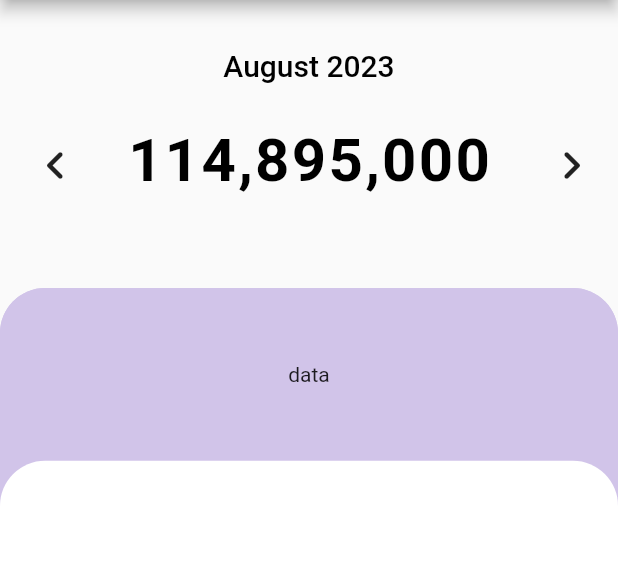
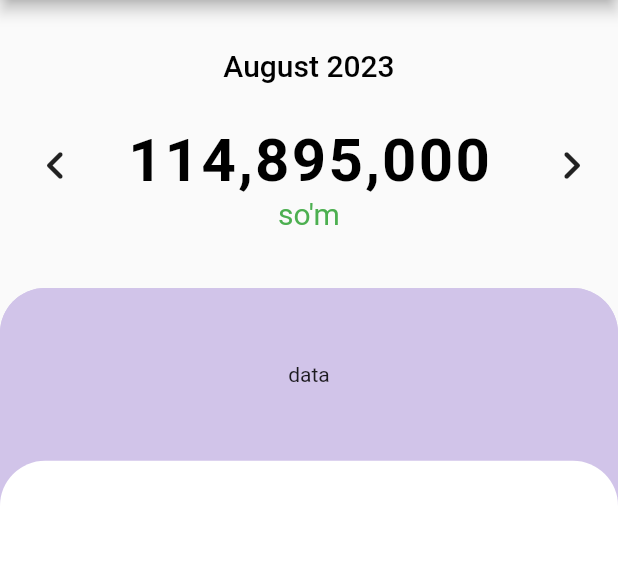
Before and after one commit to OlimjonSN/hamyon, a Flutter app: the screen it shows after launch, on a phone screen of 412 x 824 dp, the part 84-646 px from its top. Run offline on Flutter 3.47's test engine with Material 2 defaults, Android fonts, the phone set to English and light mode, and no system bars.

Commit message:
add curensy

```diff
--- a/lib/features/widgets/total_cost.dart
+++ b/lib/features/widgets/total_cost.dart
@@ -50,6 +50,7 @@ class _TotalCostState extends State<TotalCost> {
                     )),
               ]),
             ),
+            const Text('so\'m', style: const TextStyle(fontSize: 20, color: Colors.green))
           ],
         ));
   }
```
